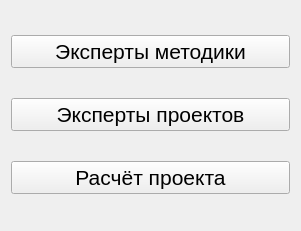
Qt form app/modechooser.ui (AndreyMlashkin/ExpertReview) before a commit.
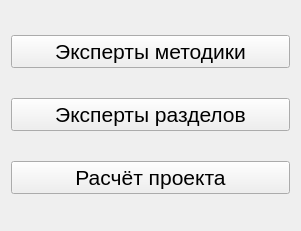
The same form after that commit.

Commit message: section judges applied

Patch:
```diff
--- a/app/modechooser.ui
+++ b/app/modechooser.ui
@@ -34,7 +34,7 @@
       </font>
      </property>
      <property name="text">
-      <string>Эксперты проектов</string>
+      <string>Эксперты разделов</string>
      </property>
     </widget>
    </item>
```
Left out of the diff: 2 changed lines with no effect on the pictures. The commit also changes 2 other files.
